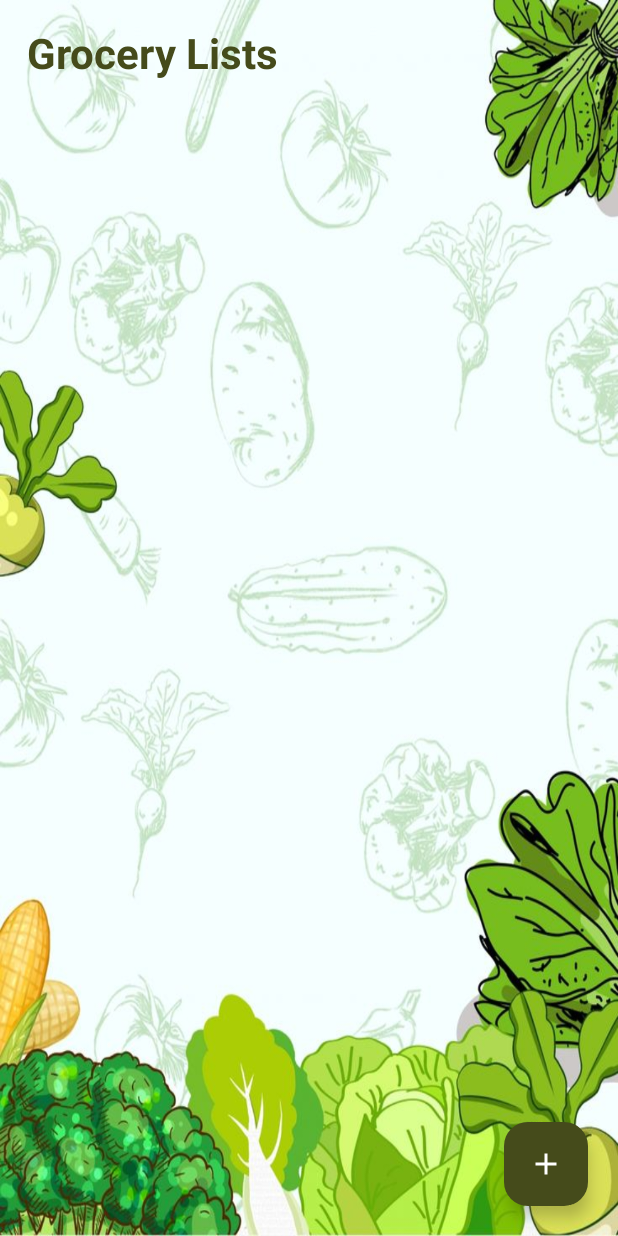
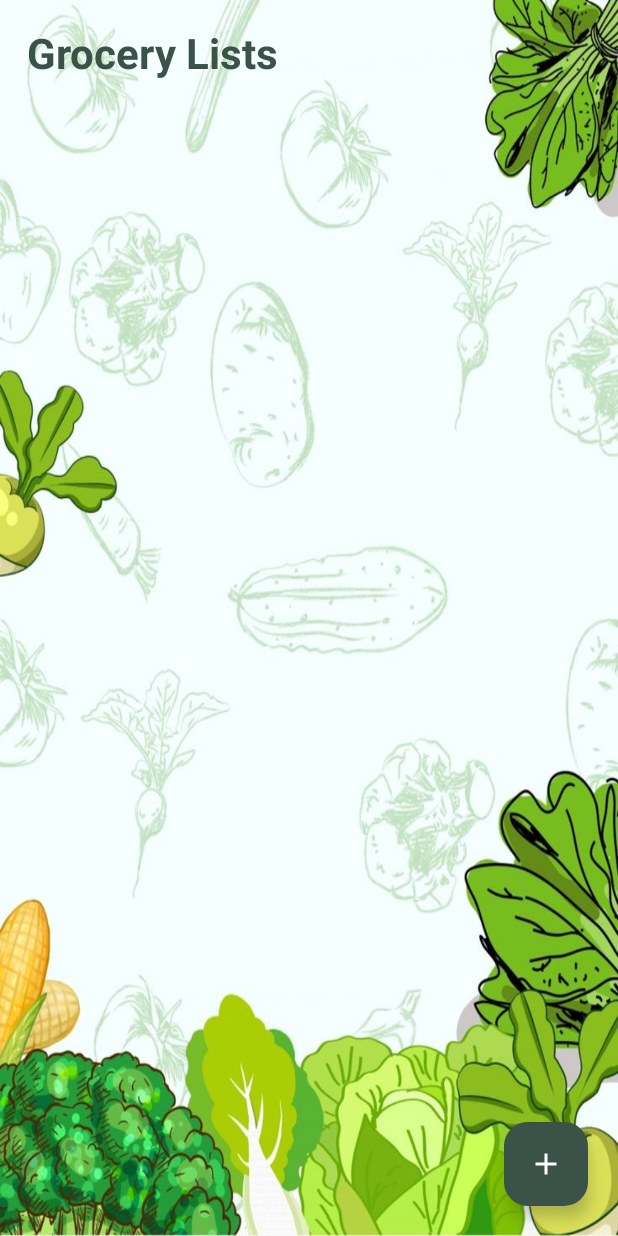
Before and after one commit to divankase/GroceryGo_IT22026484, an Android app: the screen it shows after launch (FirstViews), on a phone screen of 412 x 824 dp. Run offline under Robolectric (Android 15) with nearby library versions, the phone set to English and light mode, and no system bars; Roboto replaces fonts that are not available here.

Commit message:
add a color

```diff
--- a/app/src/main/res/values/colors.xml
+++ b/app/src/main/res/values/colors.xml
@@ -5,6 +5,6 @@
     <color name="purple">#736ced</color>
     <color name="lightBlue">#96d7ff</color>
     <color name="green">#158415</color>
-    <color name="darkGreen">#454B1B</color>
+    <color name="darkGreen">#3B5249</color>
     <color name="lightGreen">#90EE90</color>
 </resources>
```
